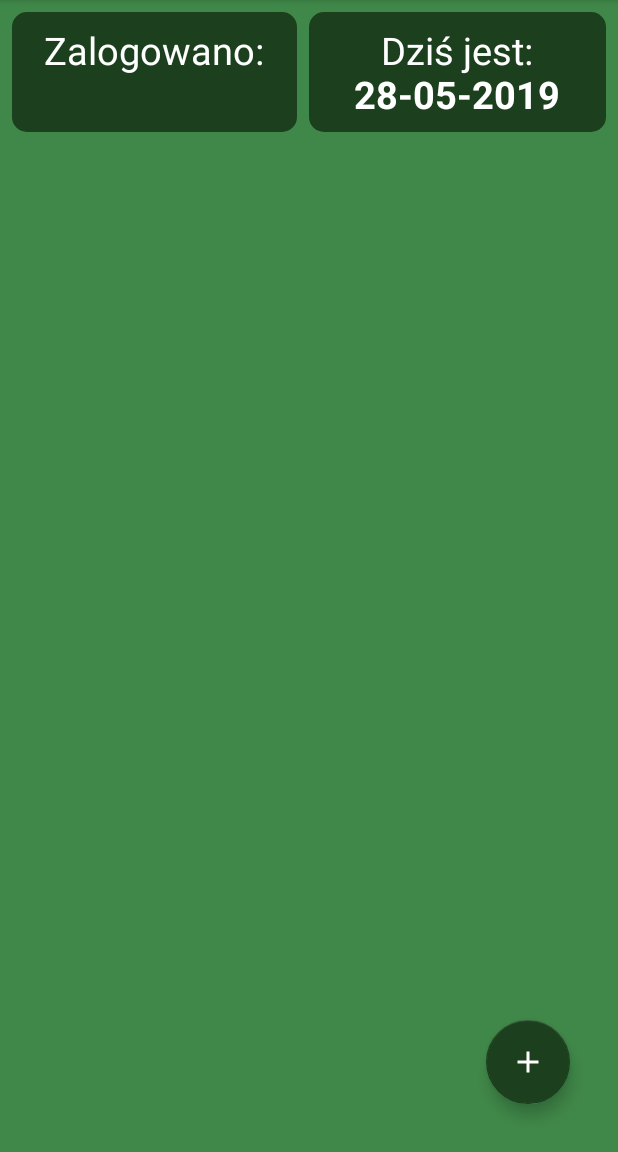
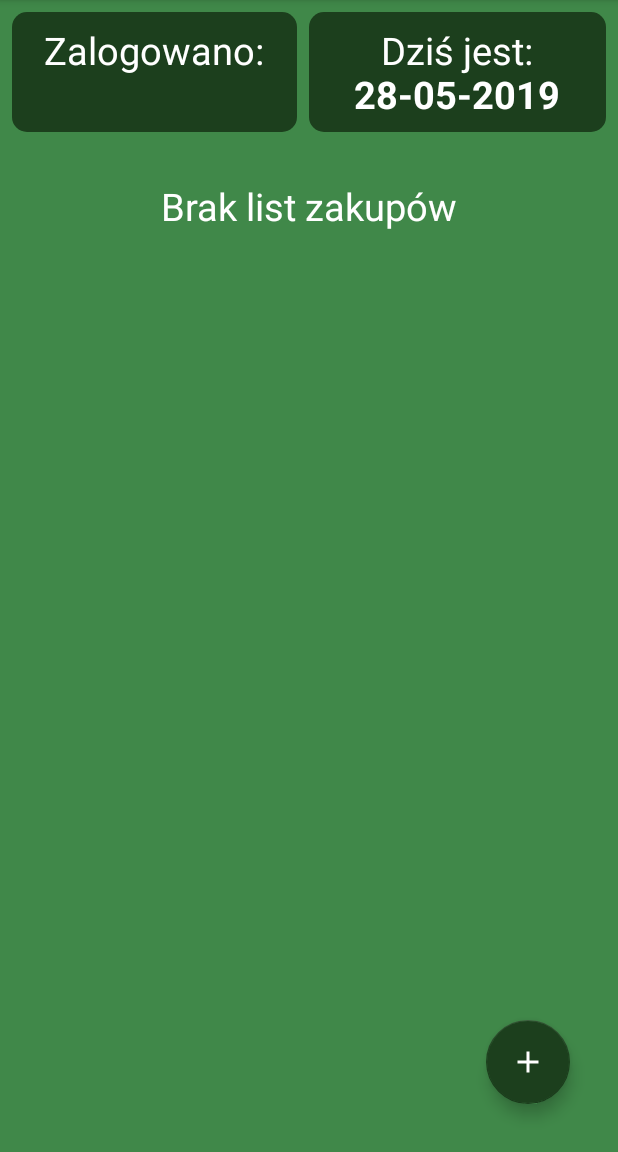
Before and after one commit to Rafi6677/Shopping-Manager---Android, an Android app: the screen it shows after launch once a user with an empty profile is signed in (ShoppingListsActivity), on a phone screen of 412 x 824 dp, the part 84-1236 px from its top. Run offline under Robolectric (Android 15) with nearby library versions, the phone set to English and light mode, and no system bars; our stand-ins replace Firebase (no records; nobody signed in at launch, a user with empty details on screens opened directly); libraries missing offline, so code that uses them is left out: com.xwray.groupie; 4 statements that could not run were skipped.

Commit message:
No shopping lists in storage info in ShoppingListsActivity

```diff
--- a/app/src/main/AndroidManifest.xml
+++ b/app/src/main/AndroidManifest.xml
@@ -6,9 +6,9 @@
 
     <application
             android:allowBackup="true"
-            android:icon="@mipmap/ic_launcher"
+            android:icon="@mipmap/ic_main_icon"
             android:label="@string/app_name"
-            android:roundIcon="@mipmap/ic_main_icon"
+            android:roundIcon="@mipmap/ic_main_icon_round"
             android:supportsRtl="true"
             android:theme="@style/AppTheme">
         <activity android:name=".activities.shopping.ShoppingListsActivity">
--- a/app/src/main/res/layout/activity_shopping_lists.xml
+++ b/app/src/main/res/layout/activity_shopping_lists.xml
@@ -23,9 +23,9 @@
             app:layout_constraintStart_toStartOf="parent"
             app:layout_constraintEnd_toEndOf="parent"
             android:id="@+id/shoppingLists_RecyclerView"
-            android:layout_marginTop="8dp" app:layout_constraintTop_toBottomOf="@+id/linearLayout"
             app:layout_constraintBottom_toBottomOf="parent"
-            app:layout_constraintHorizontal_bias="1.0" app:layout_constraintVertical_bias="1.0"/>
+            app:layout_constraintHorizontal_bias="1.0"
+            android:layout_marginTop="8dp" app:layout_constraintTop_toBottomOf="@+id/linearLayout"/>
     <LinearLayout
             android:orientation="horizontal"
             android:layout_width="0dp"
@@ -67,4 +67,15 @@
                 android:paddingBottom="8dp"
                 android:background="@drawable/rounded_textview_green_dark"/>
     </LinearLayout>
+    <TextView
+            android:text="Brak list zakupów"
+            android:layout_width="wrap_content"
+            android:textColor="@android:color/white"
+            android:textSize="25sp"
+            android:id="@+id/noShoppingListsInfo_TextView"
+            android:layout_marginTop="32dp"
+            app:layout_constraintTop_toBottomOf="@+id/linearLayout" android:layout_marginStart="8dp"
+            app:layout_constraintStart_toStartOf="parent" android:layout_marginLeft="8dp" android:layout_marginEnd="8dp"
+            app:layout_constraintEnd_toEndOf="parent" android:layout_marginRight="8dp"
+            android:layout_height="wrap_content"/>
 </android.support.constraint.ConstraintLayout>
```
Also changed, not shown: app/src/main/java/com/example/shoppingmanager/activities/shopping/ShoppingListsActivity.kt (+7 -0 lines).
